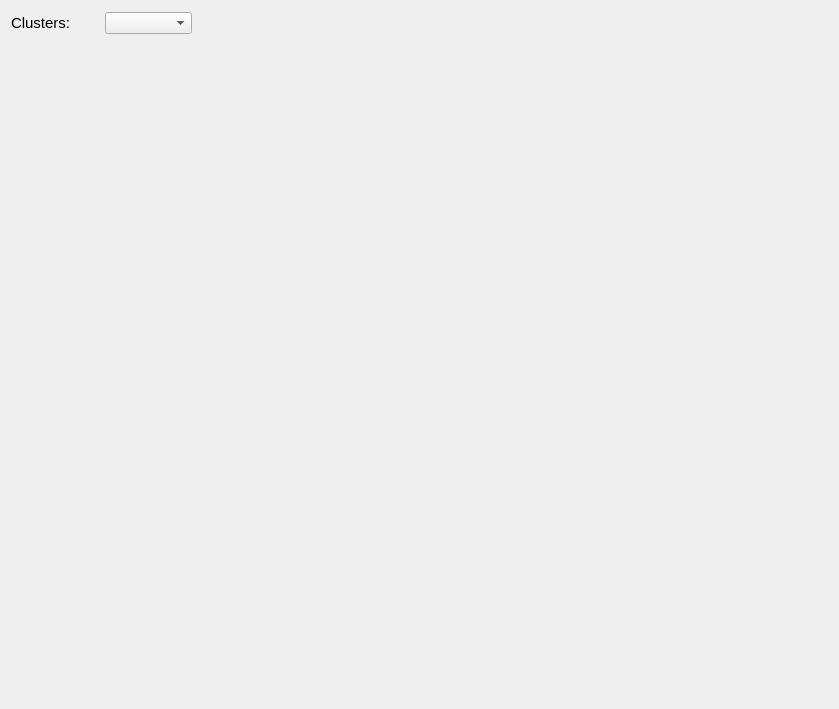
First picture: the form in twitter_analysis/core/gui/ui_files/widget_wordcloud_per_cluster.ui, repository atrevisan/EventAnalyser, before the edit.
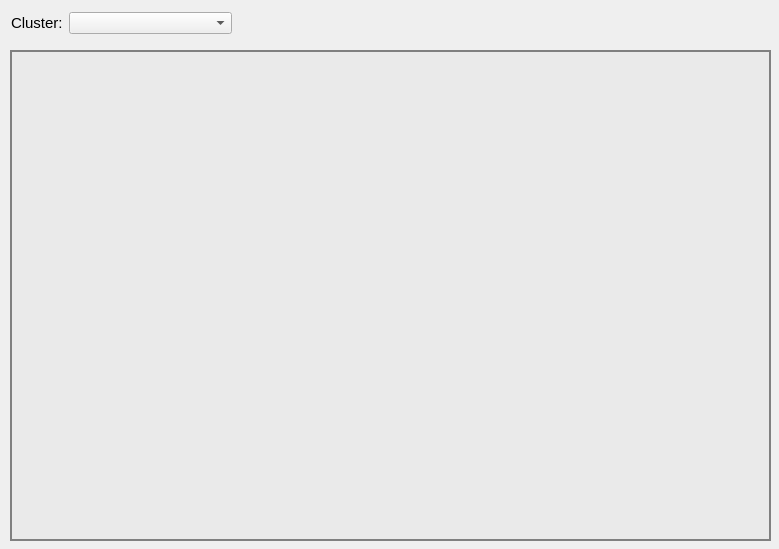
Second picture: the form after the edit.

The edit to the form file:
```diff
--- a/twitter_analysis/core/gui/ui_files/widget_wordcloud_per_cluster.ui
+++ b/twitter_analysis/core/gui/ui_files/widget_wordcloud_per_cluster.ui
@@ -6,8 +6,8 @@
    <rect>
     <x>0</x>
     <y>0</y>
-    <width>839</width>
-    <height>709</height>
+    <width>779</width>
+    <height>549</height>
    </rect>
   </property>
   <property name="windowTitle">
@@ -18,12 +18,16 @@
     <rect>
      <x>10</x>
      <y>50</y>
-     <width>801</width>
-     <height>601</height>
+     <width>761</width>
+     <height>491</height>
     </rect>
    </property>
    <property name="styleSheet">
-    <string notr="true"/>
+    <string notr="true">QLabel#label_wordcloud { 
+	background-color: rgb(234, 234, 234);
+     border: 2px solid gray; 
+  
+ } </string>
    </property>
    <property name="text">
     <string/>
@@ -34,11 +38,11 @@
     <rect>
      <x>11</x>
      <y>11</y>
-     <width>181</width>
+     <width>221</width>
      <height>24</height>
     </rect>
    </property>
-   <layout class="QHBoxLayout" name="hlayout_clusters">
+   <layout class="QHBoxLayout" name="hlayout_clusters" stretch="0,1">
     <item>
      <widget class="QLabel" name="label">
       <property name="font">
@@ -47,7 +51,7 @@
        </font>
       </property>
       <property name="text">
-       <string>Clusters:</string>
+       <string>Cluster:</string>
       </property>
      </widget>
     </item>
```
